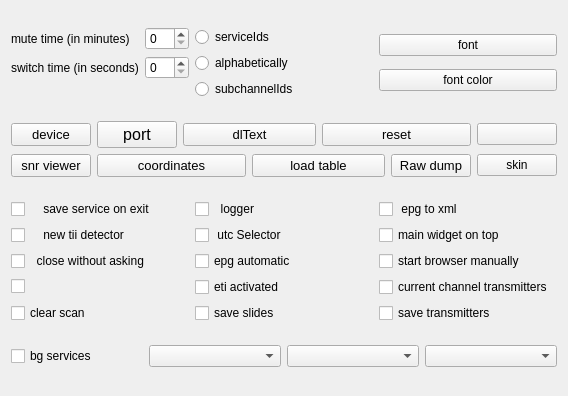
The window that qt-dab-s6/forms-v6/config-helper.ui (JvanKatwijk/qt-dab) describes before a commit, drawn with Qt 5.
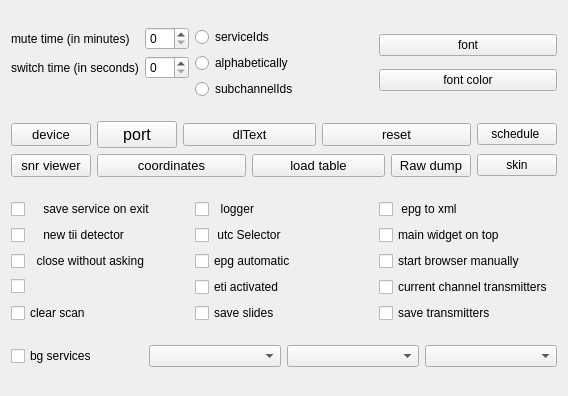
The same window after the commit. Custom widgets are drawn as their Qt base class.

```diff
--- a/qt-dab-s6/forms-v6/config-helper.ui
+++ b/qt-dab-s6/forms-v6/config-helper.ui
@@ -192,7 +192,7 @@
         <string>&lt;html&gt;&lt;head/&gt;&lt;body&gt;&lt;p&gt;Touching this button allows specifying an element for the scheduler&lt;/p&gt;&lt;/body&gt;&lt;/html&gt;</string>
        </property>
        <property name="text">
-        <string> </string>
+        <string>schedule </string>
        </property>
       </widget>
      </item>
```
